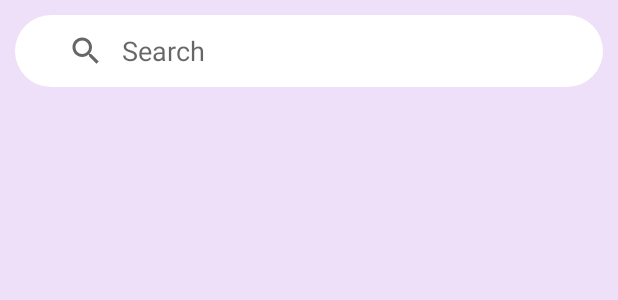
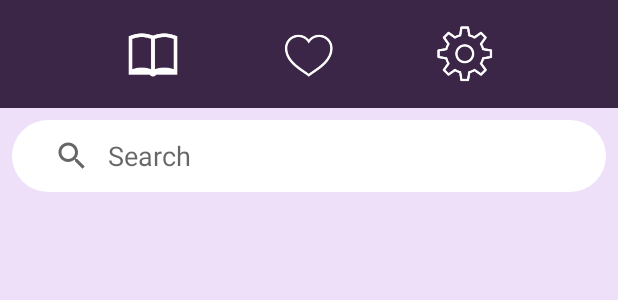
Before and after one commit to mark-kebo/Honyword, an Android app: the layout activity_translate.xml on its own in the app's theme, with its tools: preview values and no code run, on a phone screen of 412 x 824 dp. Shown: the top 300 px of the screen. Run offline under Robolectric (Android 15) with nearby library versions, the phone set to English and light mode, and no system bars.

```diff
--- a/app/build.gradle
+++ b/app/build.gradle
@@ -25,6 +25,6 @@ dependencies {
     testImplementation 'junit:junit:4.12'
     androidTestImplementation 'com.android.support.test:runner:1.0.1'
     androidTestImplementation 'com.android.support.test.espresso:espresso-core:3.0.1'
-    implementation 'com.android.support.constraint:constraint-layout:1.0.2'
-    compile 'com.android.support:recyclerview-v7:27.1.1'
+    implementation 'com.android.support.constraint:constraint-layout:1.1.0'
+    implementation 'com.android.support:recyclerview-v7:27.1.1'
 }
--- a/app/src/main/AndroidManifest.xml
+++ b/app/src/main/AndroidManifest.xml
@@ -8,11 +8,10 @@
         android:label="@string/app_name"
         android:roundIcon="@mipmap/ic_launcher_round"
         android:supportsRtl="true"
-        android:theme="@style/AppTheme">
+        android:theme="@style/AppTheme.Base">
         <activity
             android:name=".FullscreenActivity"
             android:configChanges="orientation|keyboardHidden|screenSize"
-            android:label="@string/app_name"
             android:theme="@style/FullscreenTheme">
             <intent-filter>
                 <action android:name="android.intent.action.MAIN" />
--- a/app/src/main/res/drawable/start_button.xml
+++ b/app/src/main/res/drawable/start_button.xml
@@ -1,10 +1,9 @@
 <?xml version="1.0" encoding="utf-8"?>
-
 
 <ripple xmlns:android="http://schemas.android.com/apk/res/android"
     xmlns:tools="http://schemas.android.com/tools"
     android:color="@color/colorAccent"
-    tools:targetApi="lollipop">
+    tools:ignore="NewApi">
     <item android:id="@android:id/mask">
         <shape android:shape="rectangle">
             <solid android:color="@color/colorPrimary" />
--- a/app/src/main/res/layout/activity_translate.xml
+++ b/app/src/main/res/layout/activity_translate.xml
@@ -8,18 +8,19 @@
     android:orientation="vertical"
     tools:context=".TranslateActivity">
 
+    <include layout="@layout/toolbar" />
+
     <android.support.v7.widget.SearchView
         android:id="@+id/searchView"
         android:layout_width="match_parent"
         android:layout_height="wrap_content"
-        android:layout_marginBottom="1dp"
-        android:layout_marginEnd="10dp"
-        android:layout_marginStart="10dp"
-        android:layout_marginTop="10dp"
+        android:layout_marginEnd="8dp"
+        android:layout_marginStart="8dp"
+        android:layout_marginTop="8dp"
         android:accessibilityLiveRegion="@android:integer/config_longAnimTime"
         android:background="@drawable/start_button"
-        android:paddingEnd="15dp"
-        android:paddingStart="15dp"
+        android:paddingEnd="8dp"
+        android:paddingStart="8dp"
         app:iconifiedByDefault="false"
         app:queryHint="@string/search"
         app:queryBackground="@color/transparent"/>
@@ -29,8 +30,8 @@
         android:layout_width="match_parent"
         android:layout_height="match_parent"
         android:layout_below="@id/searchView"
-        android:layout_marginEnd="20dp"
-        android:layout_marginStart="20dp"
+        android:layout_marginEnd="8dp"
+        android:layout_marginStart="8dp"
         tools:ignore="ObsoleteLayoutParam" />
 
 </LinearLayout>
--- /dev/null
+++ b/app/src/main/res/layout/toolbar.xml
@@ -0,0 +1,50 @@
+<?xml version="1.0" encoding="utf-8"?>
+<android.support.v7.widget.Toolbar xmlns:android="http://schemas.android.com/apk/res/android"
+    xmlns:app="http://schemas.android.com/apk/res-auto"
+    xmlns:tools="http://schemas.android.com/tools"
+    android:id="@+id/toolbar_new"
+    android:layout_width="match_parent"
+    android:layout_height="wrap_content"
+    android:background="@color/colorPrimary"
+    android:minHeight="?attr/actionBarSize">
+
+    <LinearLayout
+        android:layout_width="wrap_content"
+        android:layout_height="wrap_content"
+        android:layout_gravity="center">
+
+        <ImageView
+            android:id="@+id/buttonChange"
+            android:layout_width="40dp"
+            android:layout_height="40dp"
+            android:layout_marginStart="32dp"
+            android:layout_marginEnd="32dp"
+            android:layout_marginTop="16dp"
+            android:layout_marginBottom="16dp"
+            android:contentDescription="@string/todo"
+            app:srcCompat="@drawable/literature" />
+
+        <ImageView
+            android:id="@+id/buttonLike"
+            android:layout_width="40dp"
+            android:layout_height="40dp"
+            android:layout_marginStart="32dp"
+            android:layout_marginEnd="32dp"
+            android:layout_marginTop="16dp"
+            android:layout_marginBottom="16dp"
+            android:contentDescription="@string/todo"
+            app:srcCompat="@drawable/like_act" />
+
+        <ImageView
+            android:id="@+id/buttonSettings"
+            android:layout_width="40dp"
+            android:layout_height="40dp"
+            android:layout_marginStart="32dp"
+            android:layout_marginEnd="32dp"
+            android:layout_marginTop="16dp"
+            android:layout_marginBottom="16dp"
+            android:contentDescription="@string/todo"
+            app:srcCompat="@drawable/settings" />
+
+    </LinearLayout>
+</android.support.v7.widget.Toolbar>
--- /dev/null
+++ b/app/src/main/res/values-v21/styles.xml
@@ -0,0 +1,8 @@
+<?xml version="1.0" encoding="utf-8"?>
+<resources>
+    <style name="AppTheme.Base" parent="Theme.AppCompat.Light.NoActionBar">
+        <item name="android:colorPrimary">@color/colorPrimary</item>
+        <item name="android:colorPrimaryDark">@color/colorPrimaryDark</item>
+        <item name="android:colorAccent">@color/colorAccent</item>
+    </style>
+</resources>
--- a/app/src/main/res/values/strings.xml
+++ b/app/src/main/res/values/strings.xml
@@ -8,4 +8,6 @@
     <string name="start_using">Start using</string>
     <string name="search">Search</string>
     <string name="like">like</string>
+    <string name="like_button">Like Button</string>
+    <string name="todo">TODO</string>
 </resources>
--- a/app/src/main/res/values/styles.xml
+++ b/app/src/main/res/values/styles.xml
@@ -1,4 +1,4 @@
-<resources>
+<resources xmlns:tools="http://schemas.android.com/tools">
 
     <!-- Base application theme. -->
     <style name="AppTheme" parent="Theme.AppCompat.Light.DarkActionBar">
@@ -20,4 +20,10 @@
         <item name="android:background">@color/black_overlay</item>
     </style>
 
+    <style name="AppTheme.Base" parent="Theme.AppCompat.Light.NoActionBar">
+        <item name="android:colorPrimary" tools:ignore="NewApi">@color/colorPrimary</item>
+        <item name="android:colorPrimaryDark" tools:ignore="NewApi">@color/colorPrimaryDark</item>
+        <item name="android:colorAccent" tools:ignore="NewApi">@color/colorAccent</item>
+    </style>
+
 </resources>
```
Also changed, not shown: app/src/main/java/com/example/mark/honyword/TranslateActivity.java (+8 -2 lines), app/src/main/res/layout/activity_fullscreen.xml (+4 -4 lines), app/src/main/res/layout/word_item.xml (+31 -26 lines), app/src/main/res/drawable/like_act.webp (added), app/src/main/res/drawable/like_empty.png (deleted), app/src/main/res/drawable/like_empty.webp (added), app/src/main/res/drawable/literature.webp (added), app/src/main/res/drawable/search.webp (added), app/src/main/res/drawable/settings.webp (added).
